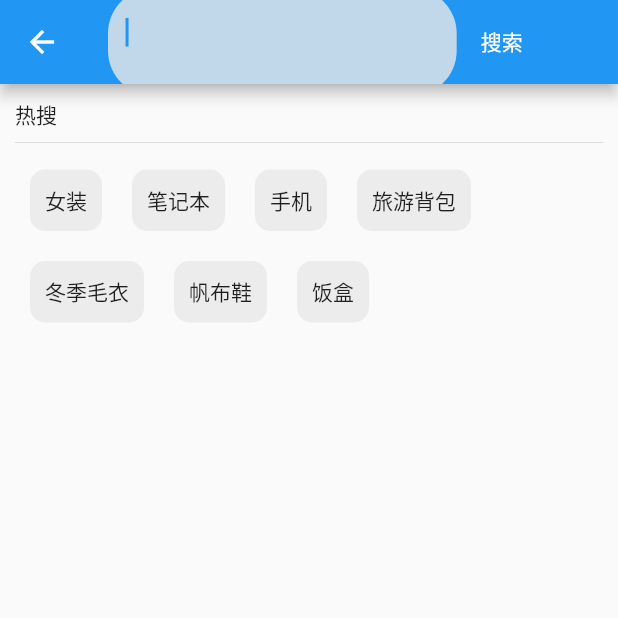
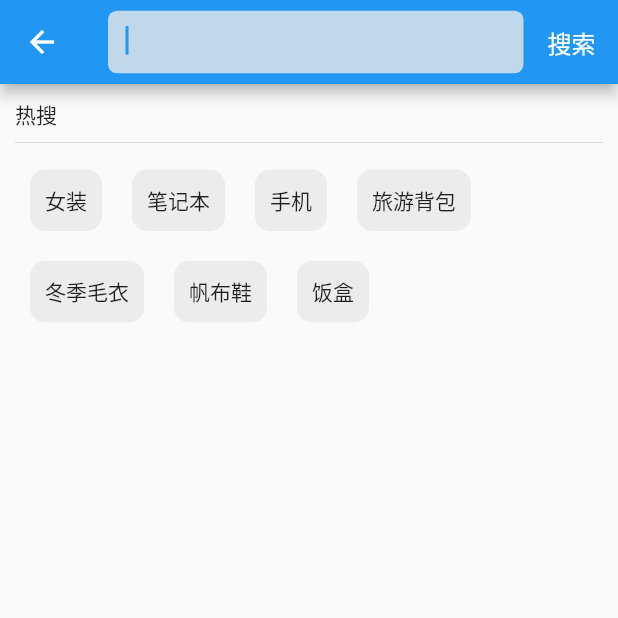
Before and after one commit to huangzhifei/FlutterStrong, a Flutter app: the SearchPage screen opened directly, on a phone screen of 412 x 824 dp, the top half of it. Run offline on Flutter 3.47's test engine with Material 2 defaults, Android fonts, the light colour scheme and no system bars; our stand-ins replace event_bus, flutter_screenutil, flutter_swiper, fluttertoast, shared_preferences; accounts and stored records are empty; network calls fail.

Commit message:
修复搜索页面布局异常

```diff
--- a/lib/routers/router.dart
+++ b/lib/routers/router.dart
@@ -1,11 +1,12 @@
 import 'package:flutter/material.dart';
 import 'package:flutter_strong/login/login.dart';
+import 'package:flutter_strong/search/search_page.dart';
 import 'package:flutter_strong/tabs/tab_bars.dart';
 import 'package:flutter_strong/category/category_page.dart';
 //配置路由
 final routes = {
   '/': (context) => const TabBars(),
-  // '/search': (context) => SearchPage(),
+  '/search': (context) => const SearchPage(),
   '/cart': (context) => const CategoryPage(),
   '/login': (context) => const LoginPage(),
 };
--- a/lib/search/search_page.dart
+++ b/lib/search/search_page.dart
@@ -131,14 +131,13 @@ class _SearchPageState extends State<SearchPage> {
               InkWell(
                 // 点击按钮
                 child: Container(
-                  width: ScreenAdaper.width(400),
-                  height: ScreenAdaper.height(64),
+                  width: ScreenAdaper.height(144),
+                  height: ScreenAdaper.height(44),
                   decoration: BoxDecoration(
                     // 边框
-                    border: Border.all(color: Colors.black54, width: 1),
+                    border: Border.all(color: Colors.black54, width: 0.5),
                   ),
                   child: Row(
-                    // 左删除图标，右清空按钮
                     mainAxisAlignment: MainAxisAlignment.center,
                     children: const <Widget>[Icon(Icons.delete), Text("清空历史记录")],
                   ),
@@ -173,10 +172,10 @@ class _SearchPageState extends State<SearchPage> {
     return Scaffold(
       appBar: AppBar(
         title: Container(
-          height: ScreenAdaper.height(60),
+          height: ScreenAdaper.height(35),
           decoration: BoxDecoration(
             color: const Color.fromRGBO(233, 233, 233, 0.8),
-            borderRadius: BorderRadius.circular(30),
+            borderRadius: BorderRadius.circular(6),
           ),
           padding: const EdgeInsets.only(bottom: 10),
           child: TextField(
@@ -187,7 +186,7 @@ class _SearchPageState extends State<SearchPage> {
                 // 去掉 TextField 边框
                 borderSide: BorderSide.none,
                 // 圆角和外层一样
-                borderRadius: BorderRadius.circular(30),
+                borderRadius: BorderRadius.circular(6),
               ),
             ),
             onChanged: (value) {
@@ -200,11 +199,12 @@ class _SearchPageState extends State<SearchPage> {
           // 点击搜索按钮
           InkWell(
             child: SizedBox(
-              height: ScreenAdaper.height(70),
-              width: ScreenAdaper.width(80),
+              // height: ScreenAdaper.height(70),
+              // width: ScreenAdaper.width(80),
               child: Row(
                 children: const <Widget>[
-                  Text("搜索"),
+                  Text("搜索", style: TextStyle(fontSize: 16),),
+                  SizedBox(width: 15,),
                 ],
               ),
             ),
--- a/lib/uikit/fs_button.dart
+++ b/lib/uikit/fs_button.dart
@@ -26,7 +26,7 @@ class FSButton extends StatelessWidget {
         width: double.infinity,
         decoration: BoxDecoration(
           color: buttonColor,
-          borderRadius: BorderRadius.circular(10),
+          borderRadius: BorderRadius.circular(6),
         ),
         child: Center(
           child: Text(
```
